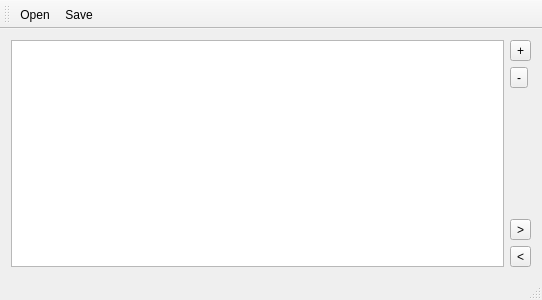
hheld/TimeLogger, file MainWindow.ui: the form before one commit.
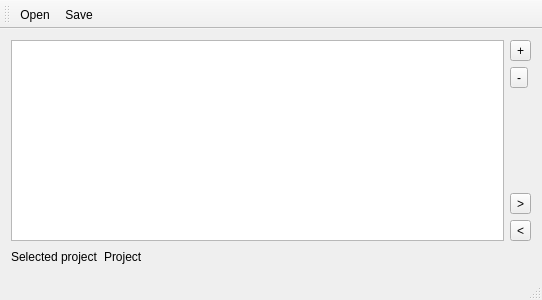
The form after the commit. Custom widgets are drawn as their Qt base class.

Commit message: Added label showing the currently selected project.

Diff of the .ui file:
```diff
--- a/MainWindow.ui
+++ b/MainWindow.ui
@@ -15,28 +15,40 @@
   </property>
   <widget class="QWidget" name="centralWidget">
    <layout class="QGridLayout" name="gridLayout">
-    <item row="3" column="1">
-     <widget class="QToolButton" name="toolButton_unfoldAll">
-      <property name="text">
-       <string>&gt;</string>
+    <item row="0" column="0" rowspan="5" colspan="3">
+     <widget class="ProjectTreeView" name="treeView_projects">
+      <property name="editTriggers">
+       <set>QAbstractItemView::DoubleClicked|QAbstractItemView::EditKeyPressed</set>
+      </property>
+      <property name="alternatingRowColors">
+       <bool>true</bool>
+      </property>
+      <property name="autoExpandDelay">
+       <number>-1</number>
+      </property>
+      <property name="rootIsDecorated">
+       <bool>true</bool>
+      </property>
+      <property name="uniformRowHeights">
+       <bool>true</bool>
       </property>
      </widget>
     </item>
-    <item row="0" column="1">
+    <item row="0" column="3">
      <widget class="QToolButton" name="toolButton_addProject">
       <property name="text">
        <string>+</string>
       </property>
      </widget>
     </item>
-    <item row="1" column="1">
+    <item row="1" column="3">
      <widget class="QToolButton" name="toolButton_removeProject">
       <property name="text">
        <string>-</string>
       </property>
      </widget>
     </item>
-    <item row="2" column="1">
+    <item row="2" column="3">
      <spacer name="verticalSpacer">
       <property name="orientation">
        <enum>Qt::Vertical</enum>
@@ -49,31 +61,46 @@
       </property>
      </spacer>
     </item>
-    <item row="4" column="1">
+    <item row="3" column="3">
+     <widget class="QToolButton" name="toolButton_unfoldAll">
+      <property name="text">
+       <string>&gt;</string>
+      </property>
+     </widget>
+    </item>
+    <item row="4" column="3">
      <widget class="QToolButton" name="toolButton_collapseAll">
       <property name="text">
        <string>&lt;</string>
       </property>
      </widget>
     </item>
-    <item row="0" column="0" rowspan="5">
-     <widget class="ProjectTreeView" name="treeView_projects">
-      <property name="editTriggers">
-       <set>QAbstractItemView::DoubleClicked|QAbstractItemView::EditKeyPressed</set>
+    <item row="5" column="0">
+     <widget class="QLabel" name="label">
+      <property name="text">
+       <string>Selected project</string>
       </property>
-      <property name="alternatingRowColors">
-       <bool>true</bool>
+     </widget>
+    </item>
+    <item row="5" column="1">
+     <widget class="QLabel" name="label_selectedProject">
+      <property name="text">
+       <string>Project</string>
       </property>
-      <property name="autoExpandDelay">
-       <number>-1</number>
+     </widget>
+    </item>
+    <item row="5" column="2" colspan="2">
+     <spacer name="horizontalSpacer">
+      <property name="orientation">
+       <enum>Qt::Horizontal</enum>
       </property>
-      <property name="rootIsDecorated">
-       <bool>true</bool>
+      <property name="sizeHint" stdset="0">
+       <size>
+        <width>363</width>
+        <height>20</height>
+       </size>
       </property>
-      <property name="uniformRowHeights">
-       <bool>true</bool>
-      </property>
-     </widget>
+     </spacer>
     </item>
    </layout>
   </widget>
```
The commit also changes 4 other files.
